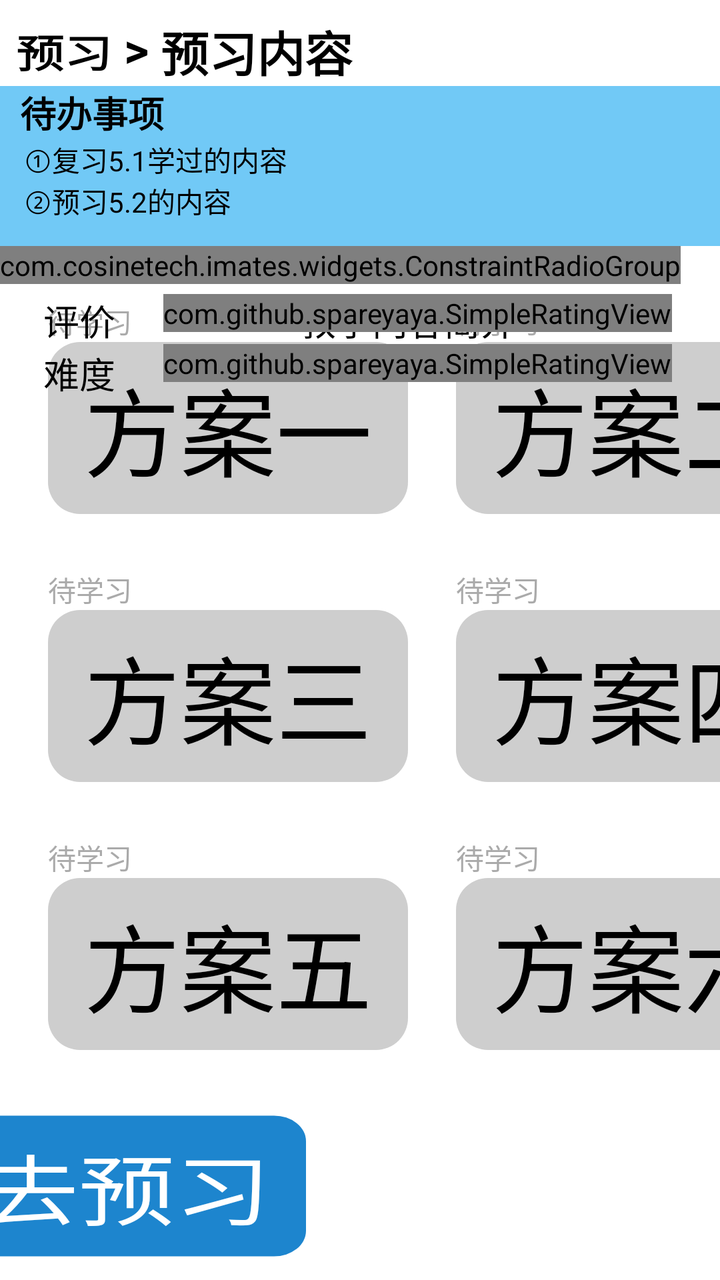
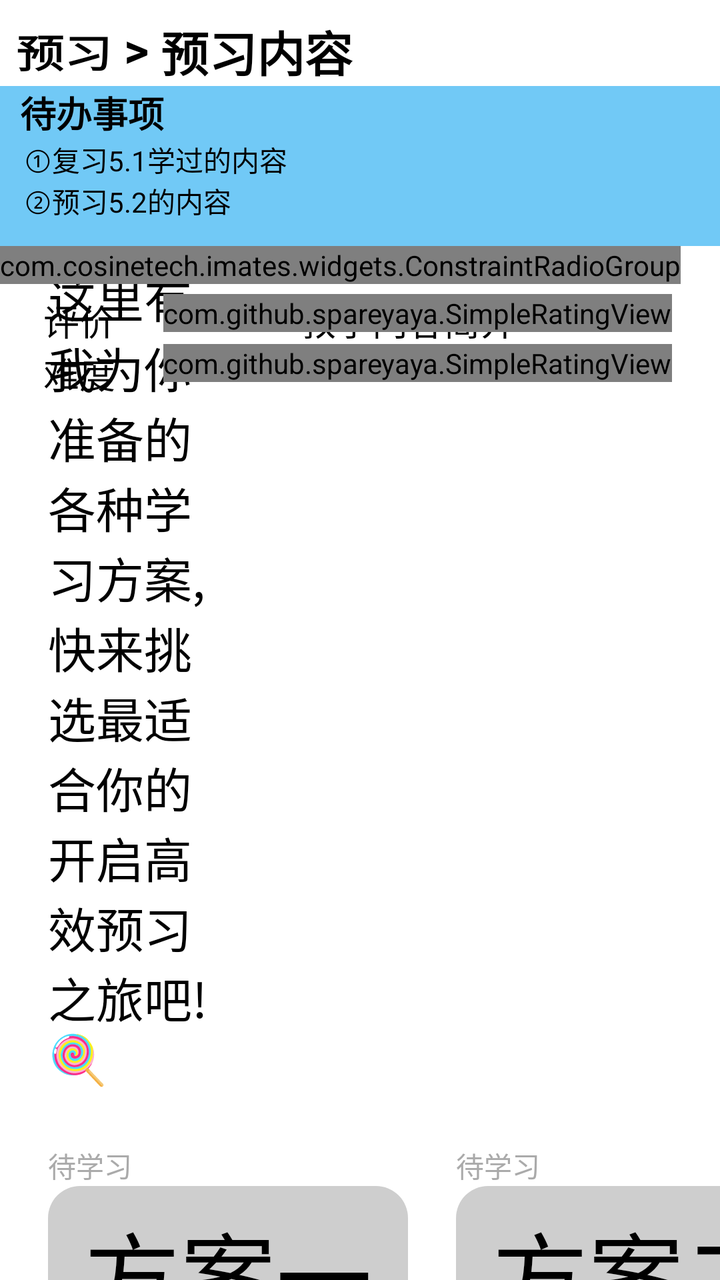

An Android layout rendered at two revisions. The XML below is the earlier revision; the diff shows what the commit changed to produce the second picture.
<!-- AndroidManifest.xml: application theme Theme.IMatesApp.FullScreen -->
<!-- res/layout/fragment_preview_lession.xml -->
<?xml version="1.0" encoding="utf-8"?>
<androidx.constraintlayout.widget.ConstraintLayout xmlns:android="http://schemas.android.com/apk/res/android"
    xmlns:app="http://schemas.android.com/apk/res-auto"
    xmlns:tools="http://schemas.android.com/tools"
    android:layout_width="match_parent"
    android:layout_height="match_parent"
    android:background="#FFFFFF"
    tools:context=".fragments.FragmentPreviewLesson">

    <TextView
        android:id="@+id/label"
        android:layout_width="wrap_content"
        android:layout_height="wrap_content"
        android:layout_margin="8dp"
        android:focusable="true"
        android:text="预习"
        android:clickable="true"
        android:stateListAnimator="@animator/button_click_scale"
        android:textColor="#000000"
        android:textSize="@dimen/head1_size"
        android:textStyle="bold"
        app:layout_constraintStart_toStartOf="parent"
        app:layout_constraintTop_toTopOf="parent" />

    <TextView
        android:id="@+id/sign_split"
        android:layout_width="wrap_content"
        android:layout_height="wrap_content"
        android:text=" > "
        android:textColor="#000000"
        android:textSize="@dimen/head1_size"
        android:textStyle="bold"
        app:layout_constraintStart_toEndOf="@id/label"
        app:layout_constraintTop_toTopOf="@id/label" />

    <TextView
        android:id="@+id/preview_section_name"
        android:layout_width="wrap_content"
        android:layout_height="wrap_content"
        android:text="预习内容"
        android:textColor="#000000"
        android:textSize="@dimen/head1_size"
        android:textStyle="bold"
        app:layout_constraintStart_toEndOf="@id/sign_split"
        app:layout_constraintTop_toTopOf="@id/sign_split" />

    <LinearLayout
        android:id="@+id/tool_bar"
        android:layout_width="match_parent"
        android:layout_height="wrap_content"
        android:background="#71c9f6"
        android:minHeight="80dp"
        android:orientation="vertical"
        app:layout_constraintStart_toStartOf="parent"
        app:layout_constraintTop_toBottomOf="@id/preview_section_name">

        <TextView
            android:layout_width="wrap_content"
            android:layout_height="wrap_content"
            android:layout_marginStart="10dp"
            android:text="待办事项"
            android:textColor="#000000"
            android:textSize="@dimen/reflow_text_title_size"
            android:textStyle="bold" />

        <TextView
            android:layout_width="wrap_content"
            android:layout_height="wrap_content"
            android:layout_marginStart="12dp"
            android:background="@android:color/transparent"
            android:text="①复习5.1学过的内容"
            android:textColor="#000000" />

        <TextView
            android:layout_width="wrap_content"
            android:layout_height="wrap_content"
            android:layout_marginStart="12dp"
            android:background="@android:color/transparent"
            android:text="②预习5.2的内容"
            android:textColor="#000000" />

    </LinearLayout>

    <RadioButton
        android:id="@+id/opt_scheme_1"
        android:layout_width="wrap_content"
        android:layout_height="wrap_content"
        android:layout_marginStart="24dp"
        android:layout_marginTop="48dp"
        android:button="@null"
        android:background="@drawable/prepare_lesson_radio_bg"
        android:text="方案一"
        android:textSize="@dimen/head0_size"
        app:layout_constraintStart_toStartOf="parent"
        app:layout_constraintTop_toBottomOf="@id/tool_bar" />

    <TextView
        android:id="@+id/schema_1_stat"
        android:layout_width="wrap_content"
        android:layout_height="wrap_content"
        android:text="待学习"
        android:textColor="@android:color/darker_gray"
        app:layout_constraintStart_toStartOf="@id/opt_scheme_1"
        app:layout_constraintBottom_toTopOf="@id/opt_scheme_1" />

    <RadioButton
        android:id="@+id/opt_scheme_2"
        android:layout_width="wrap_content"
        android:layout_height="wrap_content"
        android:layout_marginStart="24dp"
        android:layout_marginTop="48dp"
        android:button="@null"
        android:background="@drawable/prepare_lesson_radio_bg"
        android:text="方案二"
        android:textSize="@dimen/head0_size"
        app:layout_constraintStart_toEndOf="@id/opt_scheme_1"
        app:layout_constraintTop_toBottomOf="@id/tool_bar" />

    <TextView
        android:id="@+id/schema_2_stat"
        android:layout_width="wrap_content"
        android:layout_height="wrap_content"
        android:text="待学习"
        android:textColor="@android:color/darker_gray"
        app:layout_constraintStart_toStartOf="@id/opt_scheme_2"
        app:layout_constraintBottom_toTopOf="@id/opt_scheme_2" />

    <RadioButton
        android:id="@+id/opt_scheme_3"
        android:layout_width="wrap_content"
        android:layout_height="wrap_content"
        android:layout_marginStart="24dp"
        android:layout_marginTop="48dp"
        android:button="@null"
        android:background="@drawable/prepare_lesson_radio_bg"
        android:text="方案三"
        android:textSize="@dimen/head0_size"
        app:layout_constraintStart_toStartOf="parent"
        app:layout_constraintTop_toBottomOf="@id/opt_scheme_1" />

    <TextView
        android:id="@+id/schema_3_stat"
        android:layout_width="wrap_content"
        android:layout_height="wrap_content"
        android:text="待学习"
        android:textColor="@android:color/darker_gray"
        app:layout_constraintStart_toStartOf="@id/opt_scheme_3"
        app:layout_constraintBottom_toTopOf="@id/opt_scheme_3" />

    <RadioButton
        android:id="@+id/opt_scheme_4"
        android:layout_width="wrap_content"
        android:layout_height="wrap_content"
        android:layout_marginTop="48dp"
        android:button="@null"
        android:background="@drawable/prepare_lesson_radio_bg"
        android:text="方案四"
        android:textSize="@dimen/head0_size"
        app:layout_constraintStart_toStartOf="@id/opt_scheme_2"
        app:layout_constraintTop_toBottomOf="@id/opt_scheme_2" />

    <TextView
        android:id="@+id/schema_4_stat"
        android:layout_width="wrap_content"
        android:layout_height="wrap_content"
        android:text="待学习"
        android:textColor="@android:color/darker_gray"
        app:layout_constraintStart_toStartOf="@id/opt_scheme_4"
        app:layout_constraintBottom_toTopOf="@id/opt_scheme_4" />

    <RadioButton
        android:id="@+id/opt_scheme_5"
        android:layout_width="wrap_content"
        android:layout_height="wrap_content"
        android:layout_marginStart="24dp"
        android:layout_marginTop="48dp"
        android:button="@null"
        android:background="@drawable/prepare_lesson_radio_bg"
        android:text="方案五"
        android:textSize="@dimen/head0_size"
        app:layout_constraintStart_toStartOf="parent"
        app:layout_constraintTop_toBottomOf="@id/opt_scheme_3" />

    <TextView
        android:id="@+id/schema_5_stat"
        android:layout_width="wrap_content"
        android:layout_height="wrap_content"
        android:text="待学习"
        android:textColor="@android:color/darker_gray"
        app:layout_constraintStart_toStartOf="@id/opt_scheme_5"
        app:layout_constraintBottom_toTopOf="@id/opt_scheme_5" />

    <RadioButton
        android:id="@+id/opt_scheme_6"
        android:layout_width="wrap_content"
        android:layout_height="wrap_content"
        android:layout_marginTop="48dp"
        android:button="@null"
        android:background="@drawable/prepare_lesson_radio_bg"
        android:text="方案六"
        android:textSize="@dimen/head0_size"
        app:layout_constraintStart_toStartOf="@id/opt_scheme_4"
        app:layout_constraintTop_toBottomOf="@id/opt_scheme_4" />

    <TextView
        android:id="@+id/schema_6_stat"
        android:layout_width="wrap_content"
        android:layout_height="wrap_content"
        android:text="待学习"
        android:textColor="@android:color/darker_gray"
        app:layout_constraintStart_toStartOf="@id/opt_scheme_6"
        app:layout_constraintBottom_toTopOf="@id/opt_scheme_6" />

    <com.cosinetech.imates.widgets.ConstraintRadioGroup
        android:id="@+id/schema_group"
        android:layout_width="wrap_content"
        android:layout_height="wrap_content"
        app:constraint_referenced_ids="opt_scheme_1, opt_scheme_2, opt_scheme_3,opt_scheme_4,opt_scheme_5,opt_scheme_6"
        app:layout_constraintStart_toStartOf="parent"
        app:layout_constraintTop_toBottomOf="@id/tool_bar" />

    <Button
        android:id="@+id/btn_go_prepare"
        android:layout_width="wrap_content"
        android:layout_height="wrap_content"
        android:layout_margin="24dp"
        android:textSize="@dimen/head0_size"
        android:background="@drawable/round_corner"
        android:textColor="#ffffff"
        android:text="去预习"

        android:stateListAnimator="@animator/button_click_scale"
        app:layout_constraintStart_toStartOf="parent"
        app:layout_constraintTop_toBottomOf="@id/opt_scheme_5"
        app:layout_constraintEnd_toEndOf="@id/guideline"/>

    <androidx.constraintlayout.widget.Guideline
        android:id="@+id/guideline"
        android:layout_width="wrap_content"
        android:layout_height="wrap_content"
        android:orientation="vertical"
        app:layout_constraintGuide_percent="0.35" />

    <TextView
        android:layout_width="wrap_content"
        android:layout_height="wrap_content"
        android:layout_margin="24dp"
        android:text="教学内容简介"
        android:textSize="18sp"
        android:textColor="#000000"
        app:layout_constraintStart_toStartOf="@id/guideline"
        app:layout_constraintTop_toBottomOf="@id/tool_bar"/>

    <com.github.spareyaya.SimpleRatingView
        android:id="@+id/rating"
        android:layout_width="wrap_content"
        android:layout_height="wrap_content"
        android:layout_margin="24dp"
        app:starType="heart"
        app:numStars="5"
        app:rating="0"
        app:starSize="24dp"
        app:starSpacing="2dp"
        app:primaryColor="#ff0000"
        app:secondaryColor="#cecece"
        app:layout_constraintEnd_toEndOf="parent"
        app:layout_constraintTop_toBottomOf="@id/tool_bar" />

    <TextView
        android:id="@+id/rate_title"
        android:layout_width="wrap_content"
        android:layout_height="wrap_content"
        android:text="评价"
        android:textSize="18sp"
        android:textColor="#000000"
        android:layout_margin="24dp"
        app:layout_constraintTop_toBottomOf="@id/tool_bar"
        app:layout_constraintEnd_toStartOf="@id/rating"/>

    <com.github.spareyaya.SimpleRatingView
        android:id="@+id/rating_difficulty"
        android:layout_width="wrap_content"
        android:layout_height="wrap_content"
        android:layout_marginHorizontal="24dp"
        android:layout_marginTop="6dp"
        app:starType="star"
        app:numStars="5"
        app:rating="0"
        app:starSize="24dp"
        app:starSpacing="2dp"
        app:primaryColor="#0000FF"
        app:secondaryColor="#cecece"
        app:layout_constraintEnd_toEndOf="parent"
        app:layout_constraintTop_toBottomOf="@id/rating" />

    <TextView
        android:layout_width="wrap_content"
        android:layout_height="wrap_content"
        android:text="难度"
        android:textSize="18sp"
        android:textColor="#000000"
        android:layout_marginHorizontal="24dp"
        app:layout_constraintTop_toBottomOf="@id/rate_title"
        app:layout_constraintEnd_toStartOf="@id/rating_difficulty"/>

    <ScrollView
        android:layout_width="0dp"
        android:layout_height="0dp"
        android:layout_margin="12dp"
        app:layout_constraintStart_toStartOf="@id/guideline"
        app:layout_constraintEnd_toEndOf="parent"
        app:layout_constraintTop_toBottomOf="@id/rating_difficulty"
        app:layout_constraintBottom_toBottomOf="parent">
        <TextView
            android:id="@+id/schema_intro"
            android:layout_width="match_parent"
            android:layout_height="match_parent"
            android:textColor="#000000"/>
    </ScrollView>

</androidx.constraintlayout.widget.ConstraintLayout>
<!-- resources referenced by this layout -->
<resources>
  <dimen name="head0_size">48sp</dimen>
  <dimen name="head1_size">24sp</dimen>
  <dimen name="reflow_text_title_size">18sp</dimen>
  <!-- drawable prepare_lesson_radio_bg (drawable) -->
  <?xml version="1.0" encoding="utf-8"?>
  <selector xmlns:android="http://schemas.android.com/apk/res/android">
  <item android:state_checked="true">
      <shape>
          <solid android:color="#c0fd70" />
          <corners android:radius="16dp" />
          <padding
              android:left="18dp"
              android:right="18dp"
              android:top="8dp"
              android:bottom="8dp" />
      </shape>
  </item>
  <item>
      <shape>
          <solid android:color="#cecece" />
          <corners android:radius="16dp" />
          <padding
              android:left="18dp"
              android:right="18dp"
              android:top="8dp"
              android:bottom="8dp" />
      </shape>
  </item>
  </selector>
  <!-- drawable round_corner (drawable) -->
  <?xml version="1.0" encoding="utf-8"?>
  <shape xmlns:android="http://schemas.android.com/apk/res/android">
      <solid android:color="#1d85ce" />
      <corners android:radius="16dp" />
      <padding
          android:left="18dp"
          android:right="18dp"
          android:top="9dp"
          android:bottom="9dp" />
  </shape>
  <style name="Theme.IMatesApp.FullScreen" parent="Theme.AppCompat.Light.NoActionBar">
          
          <item name="android:windowFullscreen">true</item>
          
          <item name="android:windowTranslucentStatus">true</item>
          
          <item name="android:windowTranslucentNavigation">true</item>
      </style>
</resources>

<!-- the commit's change to res/layout/fragment_preview_lession.xml (unified diff, before → after) -->
@@ -81,6 +81,21 @@
 
     </LinearLayout>
 
+    <TextView
+        android:id="@+id/schema_tip"
+        android:layout_width="0dp"
+        android:layout_height="wrap_content"
+        android:minHeight="100dp"
+        android:layout_marginStart="24dp"
+        android:layout_marginTop="8dp"
+        android:text="这里有我为你准备的各种学习方案,快来挑选最适合你的开启高效预习之旅吧!🍭"
+        android:textColor="#000000"
+        android:textSize="24sp"
+        android:layout_marginEnd="16dp"
+        app:layout_constraintStart_toStartOf="parent"
+        app:layout_constraintEnd_toStartOf="@id/guideline"
+        app:layout_constraintTop_toBottomOf="@id/tool_bar" />
+
     <RadioButton
         android:id="@+id/opt_scheme_1"
         android:layout_width="wrap_content"
@@ -92,7 +107,7 @@
         android:text="方案一"
         android:textSize="@dimen/head0_size"
         app:layout_constraintStart_toStartOf="parent"
-        app:layout_constraintTop_toBottomOf="@id/tool_bar" />
+        app:layout_constraintTop_toBottomOf="@id/schema_tip" />
 
     <TextView
         android:id="@+id/schema_1_stat"
@@ -114,7 +129,7 @@
         android:text="方案二"
         android:textSize="@dimen/head0_size"
         app:layout_constraintStart_toEndOf="@id/opt_scheme_1"
-        app:layout_constraintTop_toBottomOf="@id/tool_bar" />
+        app:layout_constraintTop_toBottomOf="@id/schema_tip" />
 
     <TextView
         android:id="@+id/schema_2_stat"
@@ -224,13 +239,12 @@
         android:layout_width="wrap_content"
         android:layout_height="wrap_content"
         android:layout_margin="24dp"
+        android:layout_marginEnd="32dp"
         android:textSize="@dimen/head0_size"
         android:background="@drawable/round_corner"
         android:textColor="#ffffff"
         android:text="去预习"
-
         android:stateListAnimator="@animator/button_click_scale"
-        app:layout_constraintStart_toStartOf="parent"
         app:layout_constraintTop_toBottomOf="@id/opt_scheme_5"
         app:layout_constraintEnd_toEndOf="@id/guideline"/>
 
